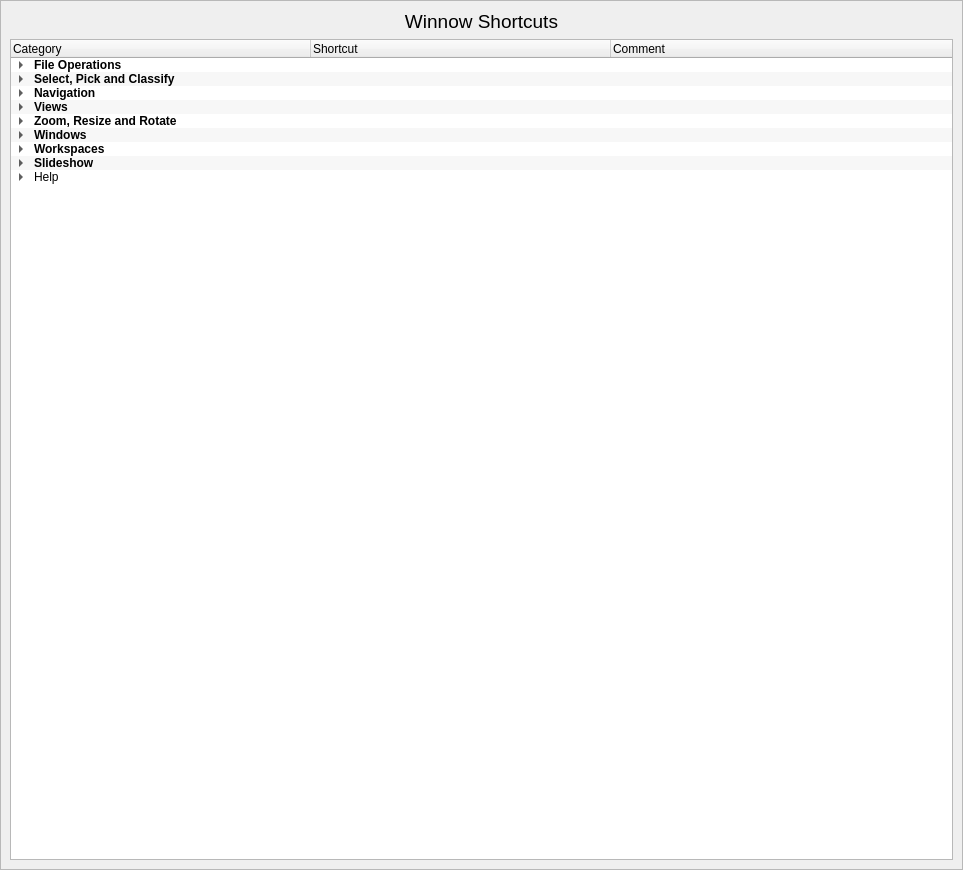
First picture: the form in Help/shortcutsform.ui, repository towhee/Winnow64, before the edit.
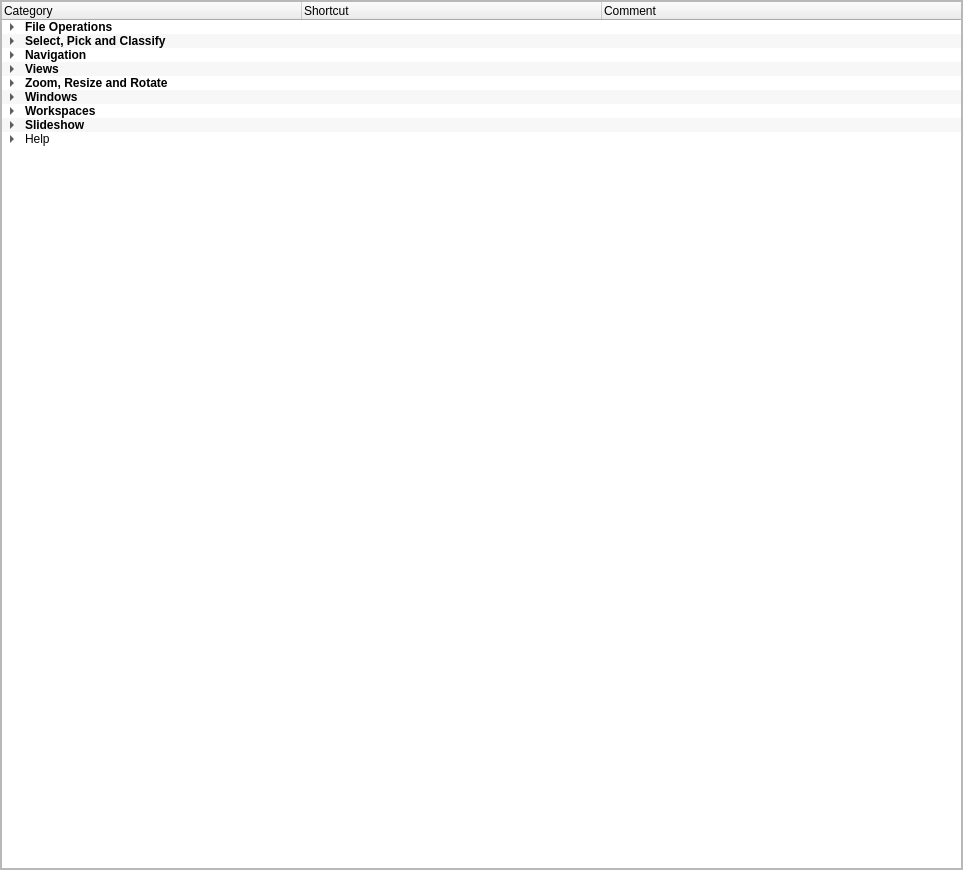
Second picture: the form after the edit.

What changed in the file:
```diff
--- a/Help/shortcutsform.ui
+++ b/Help/shortcutsform.ui
@@ -29,21 +29,18 @@
     </rect>
    </property>
    <layout class="QVBoxLayout" name="verticalLayout">
-    <item>
-     <widget class="QLabel" name="label">
-      <property name="font">
-       <font>
-        <pointsize>14</pointsize>
-       </font>
-      </property>
-      <property name="text">
-       <string>&lt;html&gt;&lt;head/&gt;&lt;body&gt;&lt;p&gt;Winnow Shortcuts&lt;/p&gt;&lt;/body&gt;&lt;/html&gt;</string>
-      </property>
-      <property name="alignment">
-       <set>Qt::AlignCenter</set>
-      </property>
-     </widget>
-    </item>
+    <property name="leftMargin">
+     <number>0</number>
+    </property>
+    <property name="topMargin">
+     <number>0</number>
+    </property>
+    <property name="rightMargin">
+     <number>0</number>
+    </property>
+    <property name="bottomMargin">
+     <number>0</number>
+    </property>
     <item>
      <widget class="QTreeWidget" name="treeWidget">
       <property name="focusPolicy">
```
Left out of the diff: 22 changed lines with no effect on the pictures.
